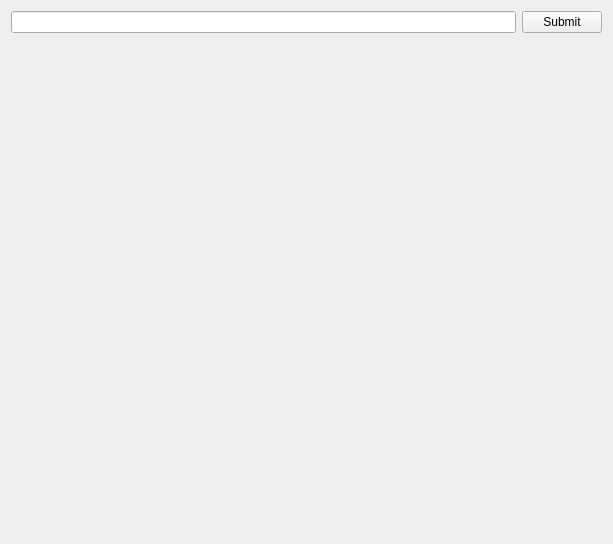
Qt form widget.ui (Vernat/SimpleQtAutocomplete) before a commit.
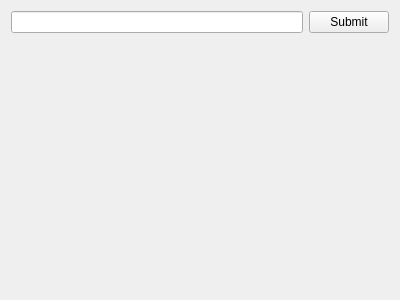
The same form after that commit.

Commit message: Update main widget view

```diff
--- a/widget.ui
+++ b/widget.ui
@@ -6,12 +6,12 @@
    <rect>
     <x>0</x>
     <y>0</y>
-    <width>613</width>
-    <height>544</height>
+    <width>400</width>
+    <height>300</height>
    </rect>
   </property>
   <property name="sizePolicy">
-   <sizepolicy hsizetype="Fixed" vsizetype="Fixed">
+   <sizepolicy hsizetype="Preferred" vsizetype="Preferred">
     <horstretch>0</horstretch>
     <verstretch>0</verstretch>
    </sizepolicy>
```
The commit also changes 1 other file.
